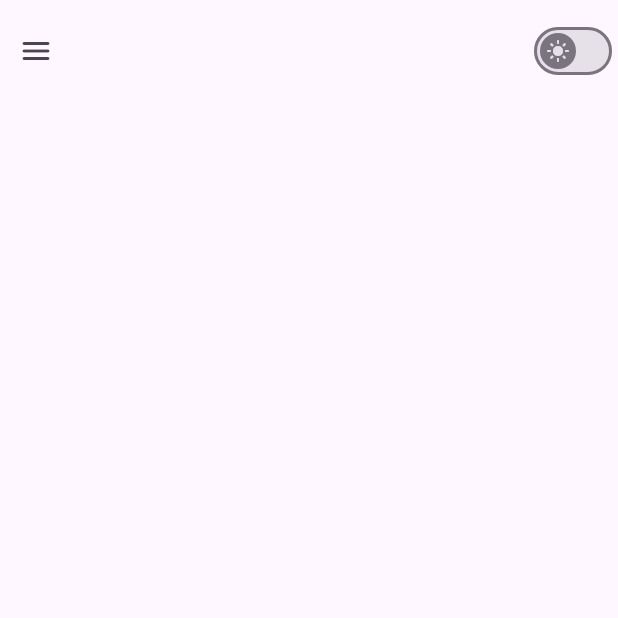
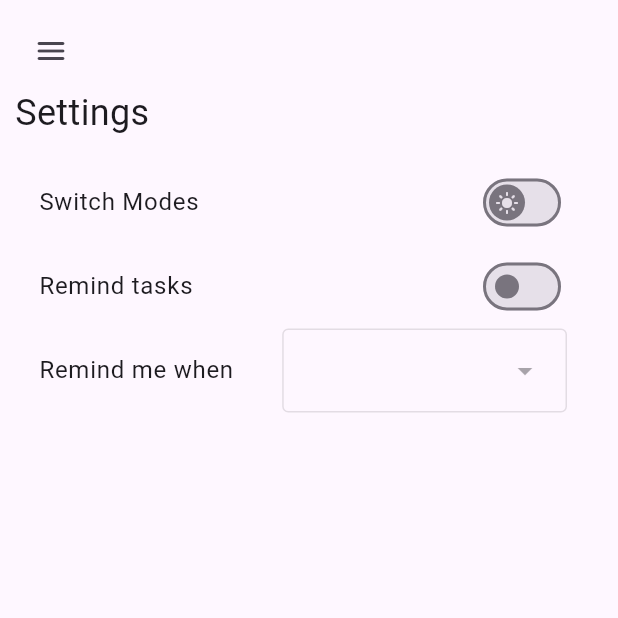
Before and after one commit to Ayobami0/TasksApp, a Flutter app: the SettingsScreen screen opened directly, on a phone screen of 412 x 824 dp, the top half of it. Run offline on Flutter 3.47's test engine with Material 2 defaults, Android fonts, the phone set to English and light mode, and no system bars; our stand-ins replace flutter_riverpod, google_fonts, sqflite; accounts and stored records are empty.

```diff
--- a/lib/screens/home.dart
+++ b/lib/screens/home.dart
@@ -81,7 +81,6 @@ class _HomeScreenState extends ConsumerState<HomeScreen> {
                   itemBuilder: (ctx, idx){
                     return TaskTile(
                       task: displayedList[idx],
-                      key: UniqueKey(),
                     );
                   }
                 ),
--- a/lib/screens/settings.dart
+++ b/lib/screens/settings.dart
@@ -1,6 +1,7 @@
 import 'package:flutter/material.dart';
 import 'package:tasks/widgets/custom_app_bar.dart';
 import 'package:tasks/widgets/drawer.dart';
+import 'package:tasks/widgets/light_dark_switch.dart';
 
 class SettingsScreen extends StatefulWidget {
   const SettingsScreen({super.key});
@@ -10,18 +11,65 @@ class SettingsScreen extends StatefulWidget {
 }
 
 class _SettingsScreenState extends State<SettingsScreen> {
+  bool _remindTask = false;
   final _scaffoldKey = GlobalKey<ScaffoldState>();
+
+  final List<DropdownMenuEntry> _dropdownMenuEntries = const [
+    DropdownMenuEntry(
+      value: '1h',
+      label: '1h to deadline'
+    ),
+  ];
   @override
   Widget build(BuildContext context) {
     return Scaffold(
       key: _scaffoldKey,
       drawer: const CustomDrawer(activePage: 'Settings'),
       body: SafeArea(
-        child: Column(
-          children: [
-            const SizedBox(height: 10,),
-            CustomAppBarWidget(scaffoldKey: _scaffoldKey,),
-          ],
+        child: Padding(
+          padding: const EdgeInsets.symmetric(horizontal: 10),
+          child: Column(
+            children: [
+              const SizedBox(height: 10,),
+              CustomAppBarWidget(scaffoldKey: _scaffoldKey, showBrightnessSwitch: false,),
+              const Align(
+                alignment: Alignment.centerLeft, child: Text(
+                  'Settings',
+                  style: TextStyle(
+                    fontSize: 24
+                  ),
+                )
+              ),
+              const SizedBox(height: 15,),
+              Expanded(
+                child: ListView(
+                  children: [
+                    ListTile(
+                      title: const Text('Switch Modes'),
+                      trailing: LightDarkSwitch(),
+                    ),
+                    SwitchListTile(
+                      title: const Text('Remind tasks'),
+                      onChanged: (value){
+                        setState(() {
+                                                  _remindTask = value;
+                                                });
+                      },
+                      value: _remindTask,
+                    ),
+                    ListTile(
+                      title: const Text('Remind me when'),
+                      trailing: DropdownMenu(
+                        enabled: _remindTask,
+                        enableSearch: false,
+                        dropdownMenuEntries: _dropdownMenuEntries
+                      ),
+                    ),
+                  ],
+                ),
+              )
+            ],
+          ),
         ),
       ),
     );
--- a/lib/widgets/custom_app_bar.dart
+++ b/lib/widgets/custom_app_bar.dart
@@ -7,10 +7,12 @@ import 'light_dark_switch.dart';
 class CustomAppBarWidget extends StatelessWidget {
   const CustomAppBarWidget({
     super.key,
+    this.showBrightnessSwitch=true,
     required this.scaffoldKey,
   });
 
   final GlobalKey<ScaffoldState> scaffoldKey;
+  final bool showBrightnessSwitch;
 
   @override
   Widget build(BuildContext context) {
@@ -18,7 +20,7 @@ class CustomAppBarWidget extends StatelessWidget {
       mainAxisAlignment: MainAxisAlignment.spaceBetween,
       children: [
         DrawerOpener(scaffoldKey: scaffoldKey),
-        LightDarkSwitch(),
+        if(showBrightnessSwitch) LightDarkSwitch(),
       ],
     );
   }
--- a/lib/widgets/task_tile.dart
+++ b/lib/widgets/task_tile.dart
@@ -6,7 +6,7 @@ import 'package:tasks/widgets/task_details_popup.dart';
 
 class TaskTile extends ConsumerWidget {
   final Task task;
-  const TaskTile({required super.key, required this.task});
+  const TaskTile({super.key, required this.task});
 
   @override
   Widget build(BuildContext context, ref) {
@@ -33,7 +33,7 @@ class TaskTile extends ConsumerWidget {
           ScaffoldMessenger.of(context).clearSnackBars();
           ScaffoldMessenger.of(context).showSnackBar(const SnackBar(content: Text('Task deleted!')));
         },
-        key: key!,
+        key: ValueKey(task.id),
         child: ListTile(
           onTap: (){
             showTaskPopUp(context, task.id);
```
Also changed, not shown: lib/widgets/bottom_modal_screen.dart (+36 -8 lines).
